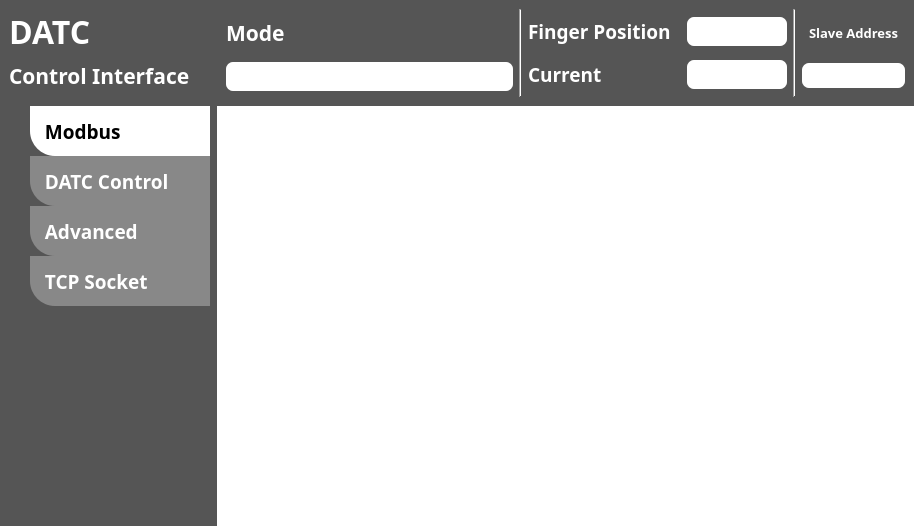
The window that ui/main_window.ui (PlanA2G/datc_user_interface) describes before a commit, drawn with Qt 5.
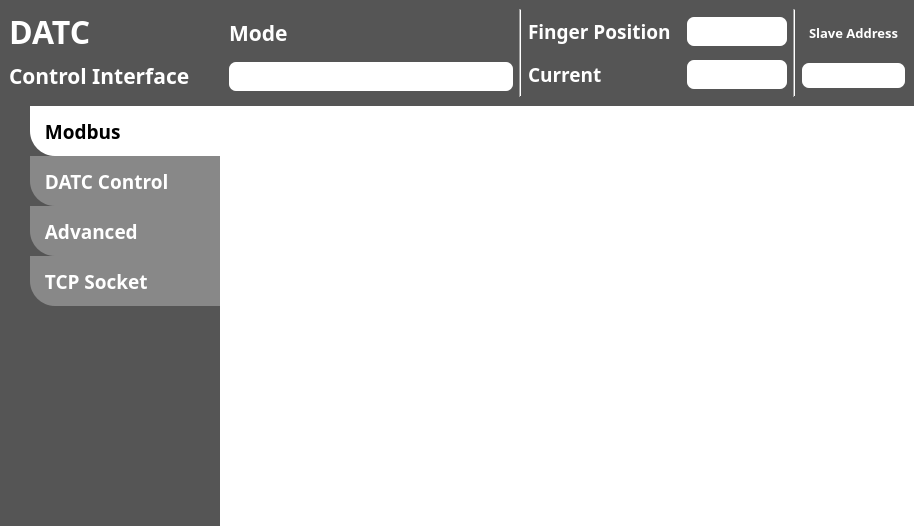
The same window after the commit. Icons and pictures are not drawn.

Commit message: update: main window in window

What changed in the file:
```diff
--- a/ui/main_window.ui
+++ b/ui/main_window.ui
@@ -172,7 +172,6 @@
             <font>
              <family>Noto Sans KR Medium</family>
              <pointsize>24</pointsize>
-             <weight>75</weight>
              <bold>true</bold>
             </font>
            </property>
@@ -224,12 +223,11 @@
             <font>
              <family>Noto Sans KR Medium</family>
              <pointsize>16</pointsize>
-             <weight>75</weight>
              <bold>true</bold>
             </font>
            </property>
            <property name="text">
-            <string>Control Interface     </string>
+            <string>Control Interface  </string>
            </property>
           </widget>
          </item>
@@ -303,7 +301,6 @@
             <font>
              <family>Noto Sans KR Medium</family>
              <pointsize>16</pointsize>
-             <weight>75</weight>
              <bold>true</bold>
             </font>
            </property>
@@ -318,7 +315,6 @@
             <font>
              <family>Noto Sans KR Medium</family>
              <pointsize>14</pointsize>
-             <weight>75</weight>
              <bold>true</bold>
             </font>
            </property>
@@ -639,7 +635,7 @@
      <widget class="QWidget" name="left_menu" native="true">
       <property name="minimumSize">
        <size>
-        <width>210</width>
+        <width>220</width>
         <height>0</height>
        </size>
       </property>
@@ -709,7 +705,7 @@
            <widget class="QPushButton" name="pushButton_select_modbus">
             <property name="minimumSize">
              <size>
-              <width>180</width>
+              <width>190</width>
               <height>50</height>
              </size>
             </property>
@@ -814,7 +810,6 @@
              <font>
               <family>Noto Sans KR Medium</family>
               <pointsize>14</pointsize>
-              <weight>75</weight>
               <bold>true</bold>
               <strikeout>false</strikeout>
               <kerning>true</kerning>
@@ -842,7 +837,7 @@
            <widget class="QPushButton" name="pushButton_select_datc_ctrl">
             <property name="minimumSize">
              <size>
-              <width>180</width>
+              <width>190</width>
               <height>50</height>
              </size>
             </property>
@@ -911,7 +906,7 @@
                </colorrole>
                <colorrole role="PlaceholderText">
                 <brush brushstyle="SolidPattern">
-                 <color alpha="255">
+                 <color alpha="128">
                   <red>255</red>
                   <green>255</green>
                   <blue>255</blue>
@@ -976,7 +971,7 @@
                </colorrole>
                <colorrole role="PlaceholderText">
                 <brush brushstyle="SolidPattern">
-                 <color alpha="255">
+                 <color alpha="128">
                   <red>255</red>
                   <green>255</green>
                   <blue>255</blue>
@@ -1041,7 +1036,7 @@
                </colorrole>
                <colorrole role="PlaceholderText">
                 <brush brushstyle="SolidPattern">
-                 <color alpha="255">
+                 <color alpha="128">
                   <red>255</red>
                   <green>255</green>
                   <blue>255</blue>
@@ -1055,7 +1050,6 @@
              <font>
               <family>Noto Sans KR Medium</family>
               <pointsize>14</pointsize>
-              <weight>75</weight>
               <bold>true</bold>
              </font>
             </property>
@@ -1081,7 +1075,7 @@
            <widget class="QPushButton" name="pushButton_select_adv">
             <property name="minimumSize">
              <size>
-              <width>180</width>
+              <width>190</width>
               <height>50</height>
              </size>
             </property>
@@ -1150,7 +1144,7 @@
                </colorrole>
                <colorrole role="PlaceholderText">
                 <brush brushstyle="SolidPattern">
-                 <color alpha="255">
+                 <color alpha="128">
                   <red>255</red>
                   <green>255</green>
                   <blue>255</blue>
@@ -1215,7 +1209,7 @@
                </colorrole>
                <colorrole role="PlaceholderText">
                 <brush brushstyle="SolidPattern">
-                 <color alpha="255">
+                 <color alpha="128">
                   <red>255</red>
                   <green>255</green>
                   <blue>255</blue>
@@ -1280,7 +1274,7 @@
                </colorrole>
                <colorrole role="PlaceholderText">
                 <brush brushstyle="SolidPattern">
-                 <color alpha="255">
+                 <color alpha="128">
                   <red>255</red>
                   <green>255</green>
                   <blue>255</blue>
@@ -1294,7 +1288,6 @@
              <font>
               <family>Noto Sans KR Medium</family>
               <pointsize>14</pointsize>
-              <weight>75</weight>
               <bold>true</bold>
              </font>
             </property>
@@ -1320,7 +1313,7 @@
            <widget class="QPushButton" name="pushButton_select_tcp">
             <property name="minimumSize">
              <size>
-              <width>180</width>
+              <width>190</width>
               <height>50</height>
              </size>
             </property>
@@ -1389,7 +1382,7 @@
                </colorrole>
                <colorrole role="PlaceholderText">
                 <brush brushstyle="SolidPattern">
-                 <color alpha="255">
+                 <color alpha="128">
                   <red>255</red>
                   <green>255</green>
                   <blue>255</blue>
@@ -1454,7 +1447,7 @@
                </colorrole>
                <colorrole role="PlaceholderText">
                 <brush brushstyle="SolidPattern">
-                 <color alpha="255">
+                 <color alpha="128">
                   <red>255</red>
                   <green>255</green>
                   <blue>255</blue>
@@ -1519,7 +1512,7 @@
                </colorrole>
                <colorrole role="PlaceholderText">
                 <brush brushstyle="SolidPattern">
-                 <color alpha="255">
+                 <color alpha="128">
                   <red>255</red>
                   <green>255</green>
                   <blue>255</blue>
@@ -1533,7 +1526,6 @@
              <font>
               <family>Noto Sans KR Medium</family>
               <pointsize>14</pointsize>
-              <weight>75</weight>
               <bold>true</bold>
              </font>
             </property>
@@ -1589,7 +1581,7 @@
             </property>
             <property name="iconSize">
              <size>
-              <width>180</width>
+              <width>190</width>
               <height>100</height>
              </size>
             </property>
```
Left out of the diff: 6 changed lines with no effect on the pictures.
